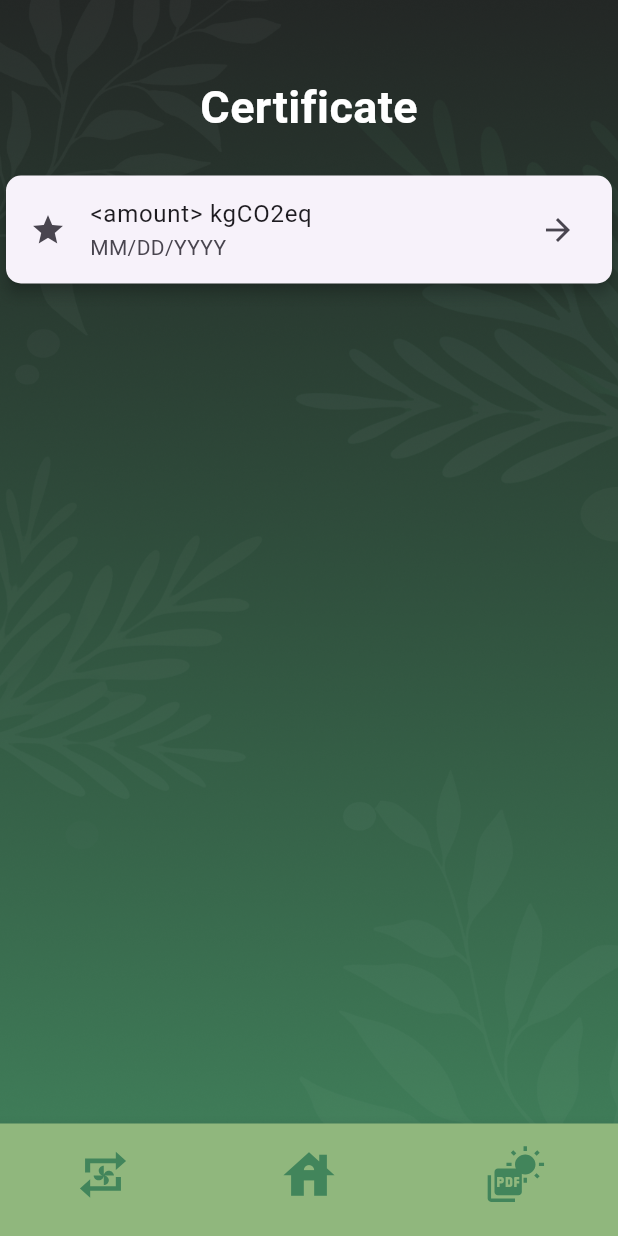
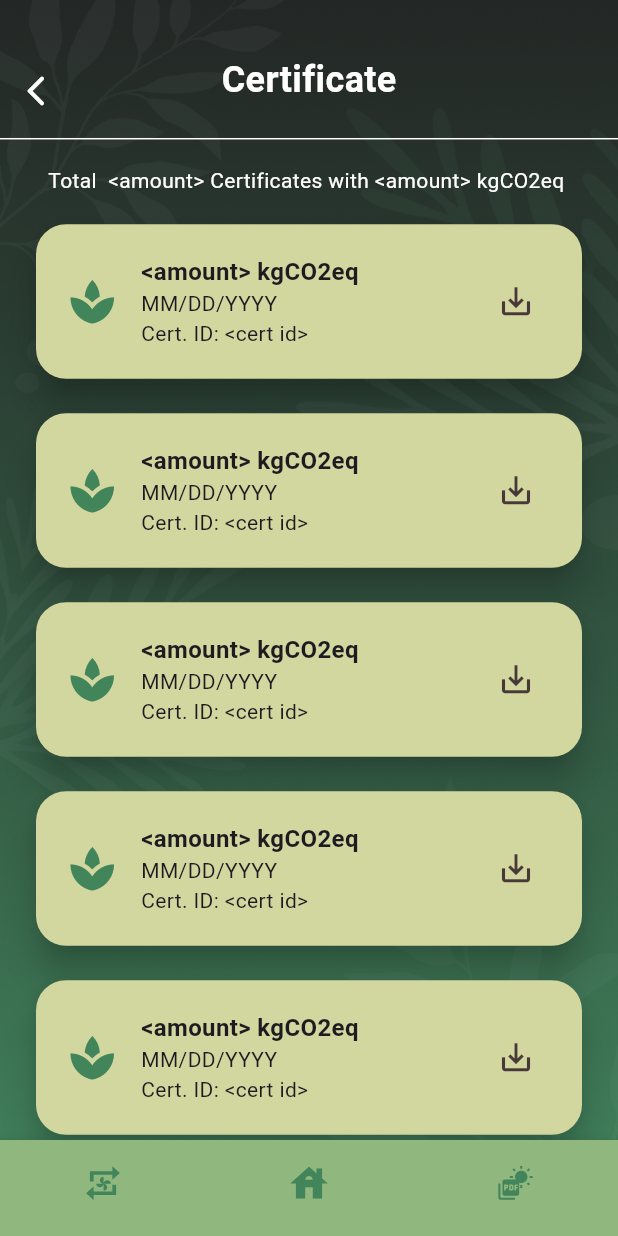
Before and after one commit to Sunthewhat/Integrated_Project_2, a Flutter app: the Certificate screen opened directly, on a phone screen of 412 x 824 dp. Run offline on Flutter 3.47's test engine with Material 3 defaults, Android fonts, the light colour scheme and no system bars; our stand-ins replace dio, flutter_svg, google_fonts, shared_preferences; accounts and stored records are empty; Roboto replaces fonts that are missing (Lemonada, Lexend).

Commit message:
[ADD] add loyout for certificate nearly comeplete

```diff
--- a/app/lib/pages/certificate.dart
+++ b/app/lib/pages/certificate.dart
@@ -1,5 +1,6 @@
 import 'package:c_trade/widget/bottom_navbar.dart';
 import 'package:c_trade/widget/card.dart';
+import 'package:c_trade/widget/topbar.dart';
 import 'package:flutter/material.dart';
 
 class Certificate extends StatefulWidget {
@@ -28,29 +29,43 @@ class _CertificateState extends State<Certificate> {
             fit: BoxFit.cover,
           ),
         ),
-        child: Column(children: [
-          const SizedBox(height: 50),
-          const Text(
-            'Certificate',
-            style: TextStyle(
-              color: Colors.white,
-              fontSize: 30,
-              fontWeight: FontWeight.bold,
+        child: const SingleChildScrollView(
+          padding: EdgeInsets.only(bottom: 20.0),
+          child: Column(children: [
+            RearrangeBar(),
+            TotalAmount(),
+            CustomCard(
+              title: "<amount> kgCO2eq",
+              date: "MM/DD/YYYY",
+              cert: "Cert. ID: <cert id>",
             ),
-          ),
-          const SizedBox(height: 20),
-          Expanded(
-            child: ListView(
-              children: const [
-                CustomCard(
-                  title: "<amount> kgCO2eq",
-                  date: "MM/DD/YYYY",
-                  cert: "Cert. ID: <cert id>)",
-                )
-              ],
+            CustomCard(
+              title: "<amount> kgCO2eq",
+              date: "MM/DD/YYYY",
+              cert: "Cert. ID: <cert id>",
             ),
-          ),
-        ]),
+            CustomCard(
+              title: "<amount> kgCO2eq",
+              date: "MM/DD/YYYY",
+              cert: "Cert. ID: <cert id>",
+            ),
+            CustomCard(
+              title: "<amount> kgCO2eq",
+              date: "MM/DD/YYYY",
+              cert: "Cert. ID: <cert id>",
+            ),
+            CustomCard(
+              title: "<amount> kgCO2eq",
+              date: "MM/DD/YYYY",
+              cert: "Cert. ID: <cert id>",
+            ),
+            CustomCard(
+              title: "<amount> kgCO2eq",
+              date: "MM/DD/YYYY",
+              cert: "Cert. ID: <cert id>",
+            ),
+          ]),
+        ),
       ),
       bottomNavigationBar: BottomNavBar(
         currentIndex: _selectedIndex,
@@ -59,3 +74,38 @@ class _CertificateState extends State<Certificate> {
     );
   }
 }
+
+class RearrangeBar extends StatelessWidget {
+  const RearrangeBar({
+    super.key,
+  });
+
+  @override
+  Widget build(BuildContext context) {
+    return Container(
+      margin: const EdgeInsets.only(top: 20, bottom: 10),
+      child: const TopBar(title: "Certificate"),
+    );
+  }
+}
+
+class TotalAmount extends StatelessWidget {
+  const TotalAmount({
+    super.key,
+  });
+
+  @override
+  Widget build(BuildContext context) {
+    return Container(
+      margin: const EdgeInsets.only(bottom: 0),
+      child: const Text(
+        "Total  <amount> Certificates with <amount> kgCO2eq ",
+        style: TextStyle(
+          color: Colors.white,
+          fontSize: 14,
+          fontFamily: 'Lexend',
+        ),
+      ),
+    );
+  }
+}
--- a/app/lib/widget/bottom_navbar.dart
+++ b/app/lib/widget/bottom_navbar.dart
@@ -28,20 +28,20 @@ class _BottomNavBarState extends State<BottomNavBar> {
       items: [
         BottomNavigationBarItem(
           icon: SvgPicture.asset('assets/images/icon/tradeIcon.svg',
-              width: 41, height: 41, color: const Color(0xFF42855B)),
+              width: 30, height: 30, color: const Color(0xFF42855B)),
           label: 'repeat',
         ),
         const BottomNavigationBarItem(
           icon: Icon(
             Icons.house,
-            size: 41,
+            size: 30,
             color: Color(0xFF42855B),
           ),
           label: 'Settings',
         ),
         BottomNavigationBarItem(
           icon: SvgPicture.asset('assets/images/icon/certificateIcon.svg',
-              width: 41, height: 41, color: const Color(0xFF42855B)),
+              width: 25, height: 30, color: const Color(0xFF42855B)),
           label: 'certificate',
         ),
       ],
--- a/app/lib/widget/card.dart
+++ b/app/lib/widget/card.dart
@@ -14,17 +14,71 @@ class CustomCard extends StatelessWidget {
 
   @override
   Widget build(BuildContext context) {
-    return Card(
-      elevation: 4, // Shadow depth
-      shape: RoundedRectangleBorder(
-        borderRadius: BorderRadius.circular(10), // Rounded corners
+    return Padding(
+      padding: const EdgeInsets.only(
+        top: 15.0,
+        left: 20.0,
+        right: 20.0,
+        bottom: 0.0,
       ),
-      child: ListTile(
-        title: Text(title),
-        subtitle: Text(date),
-        leading: Icon(Icons.star), // Icon on the left side
-        trailing: Icon(Icons.arrow_forward), // Icon on the right side
+      child: Card(
+        color: const Color(0xFFD2D79F),
+        elevation: 10, // Shadow depth
+        shape: RoundedRectangleBorder(
+          borderRadius: BorderRadius.circular(20.0),
+        ),
+        child: Padding(
+          padding: const EdgeInsets.all(20.0),
+          child: Row(
+            children: [
+              const Icon(
+                Icons.spa,
+                color: Color(0xFF42855B),
+                size: 35,
+              ),
+              const SizedBox(width: 15),
+              InfoText(title: title, date: date, cert: cert),
+              const Spacer(),
+              IconButton(
+                onPressed: () {}, // empty callback function
+                icon: const Icon(
+                  Icons.save_alt,
+                  color: Color(0xFF483838),
+                  size: 25,
+                ),
+              )
+            ],
+          ),
+        ),
       ),
     );
   }
 }
+
+class InfoText extends StatelessWidget {
+  const InfoText({
+    super.key,
+    required this.title,
+    required this.date,
+    required this.cert,
+  });
+
+  final String title;
+  final String date;
+  final String cert;
+
+  @override
+  Widget build(BuildContext context) {
+    return Column(
+      crossAxisAlignment: CrossAxisAlignment.start,
+      children: [
+        Text(
+          title,
+          style: const TextStyle(fontWeight: FontWeight.bold, fontSize: 16),
+        ),
+        Text(date),
+        Text(cert)
+      ],
+    );
+  }
+}
```
